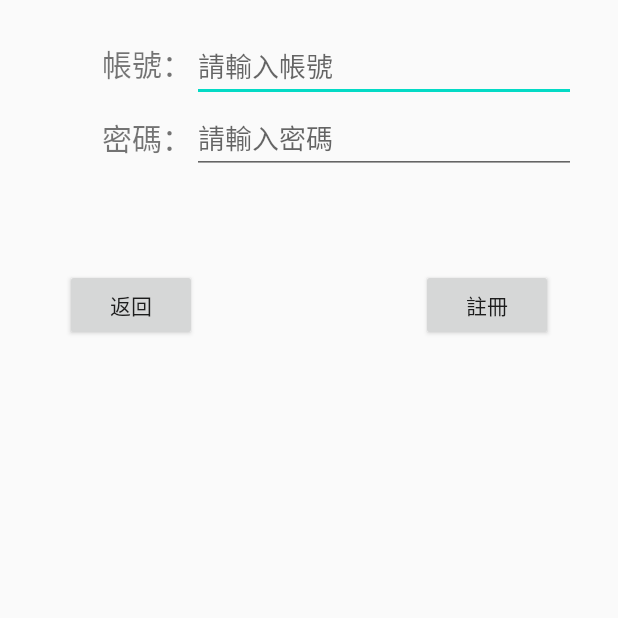
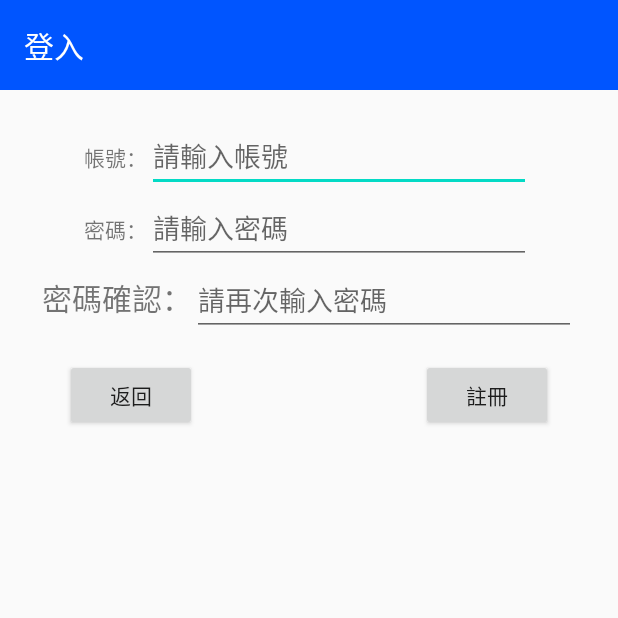
Before and after one commit to xin-2001/BLE_3, an Android app: the Login_Activity screen opened directly, with no data from a screen before it, after a tap on "註冊", on a phone screen of 412 x 824 dp, the top half of it. Run offline under Robolectric (Android 15) with nearby library versions, the phone set to English and light mode, and no system bars; libraries missing offline, so code that uses them is left out: com.github.mikephil.charting; 1 other tap on this screen came first.

Commit message:
01081157登入介面

```diff
--- a/BLE_Example-master/app/src/main/java/com/noahliu/ble_example/Controller/Login_Activity.java
+++ b/BLE_Example-master/app/src/main/java/com/noahliu/ble_example/Controller/Login_Activity.java
@@ -23,7 +23,7 @@ public class Login_Activity extends AppCompatActivity {
     private EditText account;
     private EditText password;
     private SQLiteDatabase SQL_db;
-    private Database _DB;
+    private Login_Database _DB;
     private TextView account_err;
     private TextView password_err;
     private TextView check_pass_err;
@@ -51,14 +51,20 @@ public class Login_Activity extends AppCompatActivity {
         password_err=findViewById(R.id.password_error);
         check_pass_err=findViewById(R.id.check_pass_error);
 
+        _DB=new Login_Database(this);
+        SQL_db=_DB.getWritableDatabase();
+
         register.setOnClickListener(new View.OnClickListener() {
             @Override
             public void onClick(View view) {
                 if(reg==0) {
-                    check_pass_edit.setVisibility(View.VISIBLE);
+                    check_pass_text.setVisibility(View.VISIBLE);
                     check_pass_edit.setVisibility(View.VISIBLE);
                     login.setVisibility(View.INVISIBLE);
                     back_button.setVisibility(View.VISIBLE);
+                    account_err.setText("");
+                    password_err.setText("");
+                    check_pass_err.setText("");
                     reg++;
                 }else{
                     user=account.getText().toString();
@@ -85,10 +91,13 @@ public class Login_Activity extends AppCompatActivity {
         back_button.setOnClickListener(new View.OnClickListener() {
             @Override
             public void onClick(View view) {
-                check_pass_edit.setVisibility(View.INVISIBLE);
+                check_pass_text.setVisibility(View.INVISIBLE);
                 check_pass_edit.setVisibility(View.INVISIBLE);
                 login.setVisibility(View.VISIBLE);
                 back_button.setVisibility(View.INVISIBLE);
+                account_err.setText("");
+                password_err.setText("");
+                check_pass_err.setText("");
                 reg=0;
             }
         });
@@ -97,17 +106,22 @@ public class Login_Activity extends AppCompatActivity {
             public void onClick(View view) {
                 user=account.getText().toString();
                 pass=password.getText().toString();
-                if(user==""){
+                if(user.matches("")||user==null){
                     account_err.setText("請輸入帳號");
+                }else{
+                    account_err.setText("");
                 }
-                if(pass==""){
-                    password.setText("請輸入密碼");
+                if(pass.matches("")||pass==null){
+                    password_err.setText("請輸入密碼");
+                }else{
+                    password_err.setText("");
                 }
-                if(user!=""&&pass!=""){
+                if(!user.matches("")&&!pass.matches("")){
                     //確認user是否註冊過
                       //確認pass是否正確
                     Intent i=new Intent(Login_Activity.this,DeviceInfoActivity.class);
                     i.putExtra(DeviceInfoActivity.INTENT_KEY,selectedDevice);
+                    i.putExtra("user_name",user);
                     startActivity(i);
                 }
 
--- a/BLE_Example-master/app/src/main/res/layout/activity_device_control.xml
+++ b/BLE_Example-master/app/src/main/res/layout/activity_device_control.xml
@@ -112,7 +112,7 @@
         <com.github.mikephil.charting.charts.LineChart
             android:id="@+id/lineChart"
             android:layout_width="match_parent"
-            android:layout_height="200dp"
+            android:layout_height="500dp"
             android:layout_marginEnd="8dp"
             app:layout_constraintEnd_toEndOf="parent"
             app:layout_constraintHorizontal_bias="1.0" />
--- a/BLE_Example-master/app/src/main/res/layout/activity_login.xml
+++ b/BLE_Example-master/app/src/main/res/layout/activity_login.xml
@@ -7,6 +7,36 @@
     tools:context=".Controller.Login_Activity"
     android:orientation="vertical"
     android:gravity="center_horizontal">
+
+    <androidx.appcompat.widget.Toolbar
+        android:id="@+id/toolbar2"
+        android:layout_width="match_parent"
+        android:layout_height="60dp"
+        android:background="#0055FF"
+        app:layout_constraintEnd_toEndOf="parent"
+        app:layout_constraintStart_toStartOf="parent"
+        app:layout_constraintTop_toTopOf="parent">
+
+        <androidx.constraintlayout.widget.ConstraintLayout
+            android:layout_width="match_parent"
+            android:layout_height="match_parent">
+
+            <TextView
+                android:layout_width="wrap_content"
+                android:layout_height="wrap_content"
+                android:text="登入"
+                android:textColor="@android:color/white"
+                android:textSize="20dp"
+                app:layout_constraintBottom_toBottomOf="parent"
+                app:layout_constraintStart_toStartOf="parent"
+                app:layout_constraintTop_toTopOf="parent" />
+
+
+        </androidx.constraintlayout.widget.ConstraintLayout>
+
+    </androidx.appcompat.widget.Toolbar>
+
+
     <LinearLayout
         android:layout_marginTop="20dp"
         android:layout_width="wrap_content"
@@ -21,12 +51,11 @@
             <TextView
                 android:layout_width="wrap_content"
                 android:layout_height="wrap_content"
-                android:text="　　帳號："
-                android:textSize="30px"/>
+                android:text="　　帳號："/>
 
             <EditText
                 android:id="@+id/account_edit"
-                android:layout_width="match_parent"
+                android:layout_width="wrap_content"
                 android:ems="12"
                 android:maxLength="8"
                 android:layout_height="wrap_content"
@@ -42,16 +71,15 @@
             android:layout_width="match_parent"
             android:layout_height="wrap_content"
             android:orientation="horizontal"
-            android:gravity="center">
+            android:gravity="left">
             <TextView
                 android:layout_width="wrap_content"
                 android:layout_height="wrap_content"
-                android:text="　　密碼："
-                android:textSize="30px"/>
+                android:text="　　密碼："/>
 
             <EditText
                 android:id="@+id/password_edit"
-                android:layout_width="match_parent"
+                android:layout_width="wrap_content"
                 android:ems="12"
                 android:layout_height="wrap_content"
                 android:hint="請輸入密碼"
@@ -68,23 +96,24 @@
             android:layout_width="match_parent"
             android:layout_height="wrap_content"
             android:orientation="horizontal"
-            android:gravity="center"
-            android:visibility="invisible">
+            android:gravity="left">
             <TextView
                 android:id="@+id/check_pass_text"
                 android:layout_width="wrap_content"
                 android:layout_height="wrap_content"
                 android:text="密碼確認："
-                android:textSize="30px"/>
+                android:textSize="30px"
+                android:visibility="invisible"/>
 
             <EditText
                 android:id="@+id/check_pass_edit"
-                android:layout_width="match_parent"
+                android:layout_width="wrap_content"
                 android:ems="12"
                 android:layout_height="wrap_content"
                 android:hint="請再次輸入密碼"
                 android:singleLine="true"
-                android:inputType="textPassword"/>
+                android:inputType="textPassword"
+                android:visibility="invisible"/>
             <TextView
                 android:id="@+id/check_pass_error"
                 android:layout_width="wrap_content"
```
Also changed, not shown: BLE_Example-master/app/src/main/java/com/noahliu/ble_example/Controller/DeviceInfoActivity.java (+13 -6 lines), BLE_Example-master/app/src/main/java/com/noahliu/ble_example/Controller/Login_Database.java (+9 -1 lines), BLE_Example-master/app/src/main/java/com/noahliu/ble_example/Result_Activity.java (+6 -5 lines), BLE_Example-master/app/src/main/res/layout/activity_result.xml (+32 -2 lines).
